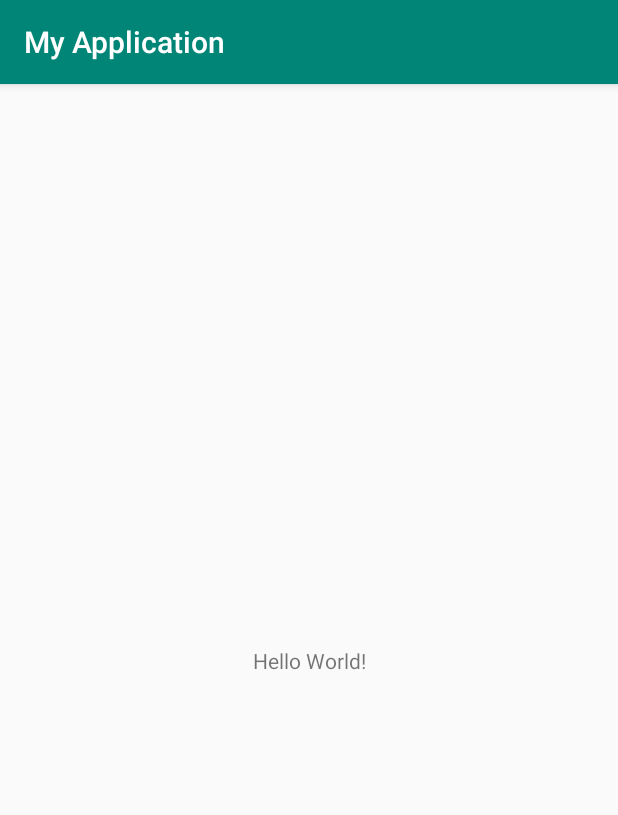
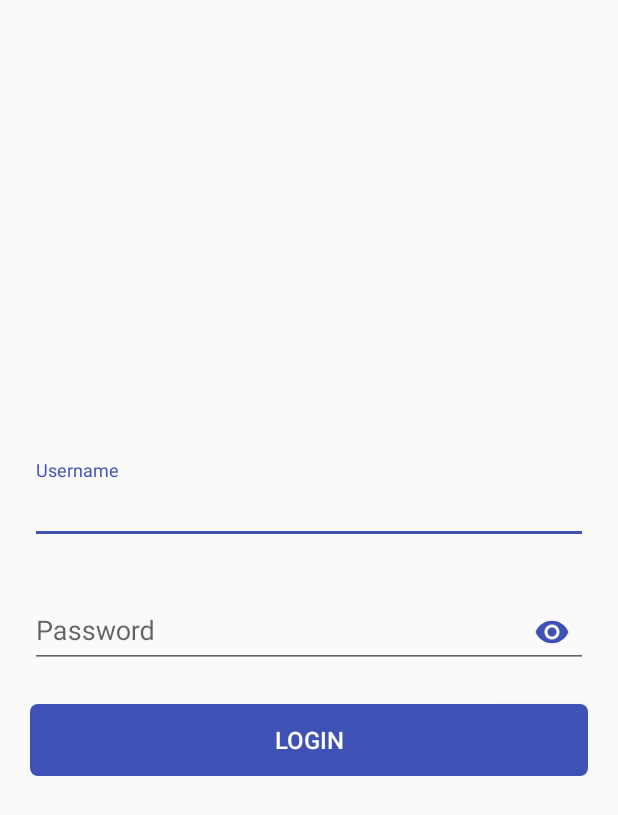
Before and after one commit to Ninja2005/AndroidTest, an Android app: the screen it shows after launch (MainActivity before the commit, LoginActivity after it), on a phone screen of 412 x 824 dp. Shown: the top 815 px of the screen. Run offline under Robolectric (Android 15) with nearby library versions, the phone set to English and light mode, and no system bars.

Commit message:
实现 仪器测试

```diff
--- a/app/src/main/AndroidManifest.xml
+++ b/app/src/main/AndroidManifest.xml
@@ -9,13 +9,15 @@
             android:roundIcon="@mipmap/ic_launcher_round"
             android:supportsRtl="true"
             android:theme="@style/AppTheme">
-        <activity android:name=".ui.MainActivity">
+        <activity android:name=".ui.LoginActivity">
             <intent-filter>
                 <action android:name="android.intent.action.MAIN"/>
 
                 <category android:name="android.intent.category.LAUNCHER"/>
             </intent-filter>
         </activity>
+
+        <activity android:name=".ui.MainActivity"/>
     </application>
 
 </manifest>
--- /dev/null
+++ b/app/src/main/java/com/hqumath/androidtest/ui/LoginActivity.java
@@ -0,0 +1,54 @@
+package com.hqumath.androidtest.ui;
+
+import android.content.Intent;
+import android.os.Bundle;
+import android.view.View;
+import android.widget.Button;
+import androidx.appcompat.app.AppCompatActivity;
+import com.hqumath.androidtest.R;
+
+/**
+ * ****************************************************************
+ * 文件名称: LoginActivity
+ * 作    者: Created by gyd
+ * 创建时间: 2019/8/15 15:29
+ * 文件描述:
+ * 注意事项:
+ * 版权声明:
+ * ****************************************************************
+ */
+public class LoginActivity extends AppCompatActivity {
+
+    public Button btnLogin;
+    public String state = "init";
+
+    @Override
+    protected void onCreate(Bundle savedInstanceState) {
+        super.onCreate(savedInstanceState);
+        setContentView(R.layout.activity_login);
+
+        btnLogin = findViewById(R.id.btn_login);
+        btnLogin.setOnClickListener(new View.OnClickListener(){
+            @Override
+            public void onClick(View v) {
+                Intent intent = new Intent(LoginActivity.this, MainActivity.class);
+                startActivity(intent);
+            }
+        });
+
+        state = "onCreate";
+    }
+
+    @Override
+    protected void onPause(){
+        super.onPause();
+        state = "onPause";
+    }
+
+    @Override
+    protected void onStop(){
+        super.onStop();
+        state = "onStop";
+
+    }
+}
--- /dev/null
+++ b/app/src/main/res/drawable/bg_button_login.xml
@@ -0,0 +1,16 @@
+<?xml version="1.0" encoding="utf-8"?>
+<shape xmlns:android="http://schemas.android.com/apk/res/android"
+       android:shape="rectangle">
+    <!-- 填充的颜色 -->
+    <solid android:color="@color/colorAccent" />
+    <!-- 设置按钮的四个角为弧形 -->
+    <!-- android:radius 弧形的半径 -->
+    <corners android:radius="5dip" />
+
+    <!-- padding：Button里面的文字与Button边界的间隔 -->
+    <padding
+            android:left="5dp"
+            android:top="5dp"
+            android:right="5dp"
+            android:bottom="5dp" />
+</shape>
--- /dev/null
+++ b/app/src/main/res/layout/activity_login.xml
@@ -0,0 +1,62 @@
+<?xml version="1.0" encoding="utf-8"?>
+<RelativeLayout
+        xmlns:android="http://schemas.android.com/apk/res/android"
+        xmlns:tools="http://schemas.android.com/tools"
+        xmlns:app="http://schemas.android.com/apk/res-auto"
+        android:layout_width="match_parent"
+        android:layout_height="match_parent"
+        tools:context=".ui.MainActivity">
+
+    <LinearLayout
+            android:layout_width="match_parent"
+            android:layout_height="wrap_content"
+            android:layout_centerInParent="true"
+            android:paddingStart="20dp"
+            android:paddingEnd="20dp"
+            android:orientation="vertical">
+
+        <com.google.android.material.textfield.TextInputLayout
+                android:id="@+id/user_name_layout"
+                android:layout_width="match_parent"
+                android:layout_height="wrap_content"
+                android:hint="@string/user_name">
+
+            <com.google.android.material.textfield.TextInputEditText
+                    android:id="@+id/user_name_et"
+                    android:layout_width="match_parent"
+                    android:layout_height="wrap_content"
+                    android:inputType="textPersonName"
+                    android:maxLines="1"
+                    android:imeOptions="actionNext"/>
+        </com.google.android.material.textfield.TextInputLayout>
+
+        <com.google.android.material.textfield.TextInputLayout
+                android:id="@+id/password_layout"
+                android:layout_width="match_parent"
+                android:layout_height="wrap_content"
+                android:layout_marginTop="24dp"
+                android:hint="@string/password"
+                app:passwordToggleEnabled="true"
+                app:passwordToggleTint="?colorAccent">
+
+            <com.google.android.material.textfield.TextInputEditText
+                    android:id="@+id/password_et"
+                    android:layout_width="match_parent"
+                    android:layout_height="wrap_content"
+                    android:inputType="textPassword"
+                    android:maxLines="1"
+                    android:imeOptions="actionSend"/>
+        </com.google.android.material.textfield.TextInputLayout>
+
+        <Button
+                android:id="@+id/btn_login"
+                android:layout_width="match_parent"
+                android:layout_height="wrap_content"
+                android:layout_marginTop="24dp"
+                android:textSize="16sp"
+                android:textColor="@color/white"
+                android:background="@drawable/bg_button_login"
+                android:text="@string/login"/>
+    </LinearLayout>
+
+</RelativeLayout>
--- a/app/src/main/res/mipmap-anydpi-v26/ic_launcher.xml
+++ /dev/null
@@ -1,5 +0,0 @@
-<?xml version="1.0" encoding="utf-8"?>
-<adaptive-icon xmlns:android="http://schemas.android.com/apk/res/android">
-    <background android:drawable="@drawable/ic_launcher_background"/>
-    <foreground android:drawable="@drawable/ic_launcher_foreground"/>
-</adaptive-icon>
--- a/app/src/main/res/mipmap-anydpi-v26/ic_launcher_round.xml
+++ /dev/null
@@ -1,5 +0,0 @@
-<?xml version="1.0" encoding="utf-8"?>
-<adaptive-icon xmlns:android="http://schemas.android.com/apk/res/android">
-    <background android:drawable="@drawable/ic_launcher_background"/>
-    <foreground android:drawable="@drawable/ic_launcher_foreground"/>
-</adaptive-icon>
--- a/app/src/main/res/values/colors.xml
+++ b/app/src/main/res/values/colors.xml
@@ -1,6 +1,20 @@
 <?xml version="1.0" encoding="utf-8"?>
 <resources>
-    <color name="colorPrimary">#008577</color>
-    <color name="colorPrimaryDark">#00574B</color>
-    <color name="colorAccent">#D81B60</color>
+    <!--标题栏-->
+    <color name="colorPrimary">#3F51B5</color>
+    <!--状态栏-->
+    <color name="colorPrimaryDark">#3F51B5</color>
+    <!--主题-->
+    <!--<color name="colorAccent">#3896F9</color>-->
+    <color name="colorAccent">#3F51B5</color>
+
+    <color name="black">#000000</color>
+    <color name="gray">#ADADAD</color>
+    <color name="gray1">#666666</color>
+    <color name="white">#ffffff</color>
+    <color name="green">#6EB502</color>
+
+    <color name="line">#E3E3E3</color>
+    <color name="background">#eeeeee</color>
+
 </resources>
--- a/app/src/main/res/values/strings.xml
+++ b/app/src/main/res/values/strings.xml
@@ -1,3 +1,9 @@
 <resources>
-    <string name="app_name">My Application</string>
+    <string name="app_name">AndroidTest</string>
+
+    <string name="user_name">Username</string>
+    <string name="password">Password</string>
+    <string name="login">Login</string>
+    <string name="user_name_warning">Invalid username!</string>
+    <string name="password_warning">Invalid password!</string>
 </resources>
--- a/app/src/main/res/values/styles.xml
+++ b/app/src/main/res/values/styles.xml
@@ -1,7 +1,10 @@
 <resources>
 
     <!-- Base application theme. -->
-    <style name="AppTheme" parent="Theme.AppCompat.Light.DarkActionBar">
+    <style name="AppTheme" parent="Base.Theme.AppCompat.Light">
+        <!-- Customize your theme here. -->
+        <item name="windowActionBar">false</item>
+        <item name="windowNoTitle">true</item>
         <!-- Customize your theme here. -->
         <item name="colorPrimary">@color/colorPrimary</item>
         <item name="colorPrimaryDark">@color/colorPrimaryDark</item>
```
Also changed, not shown: app/build.gradle (+21 -7 lines), app/src/main/java/com/hqumath/androidtest/entitiy/Persion.java (added, +66 -0 lines), app/src/main/res/drawable-v24/ic_launcher_foreground.xml (deleted, +0 -34 lines), 7 other files.
